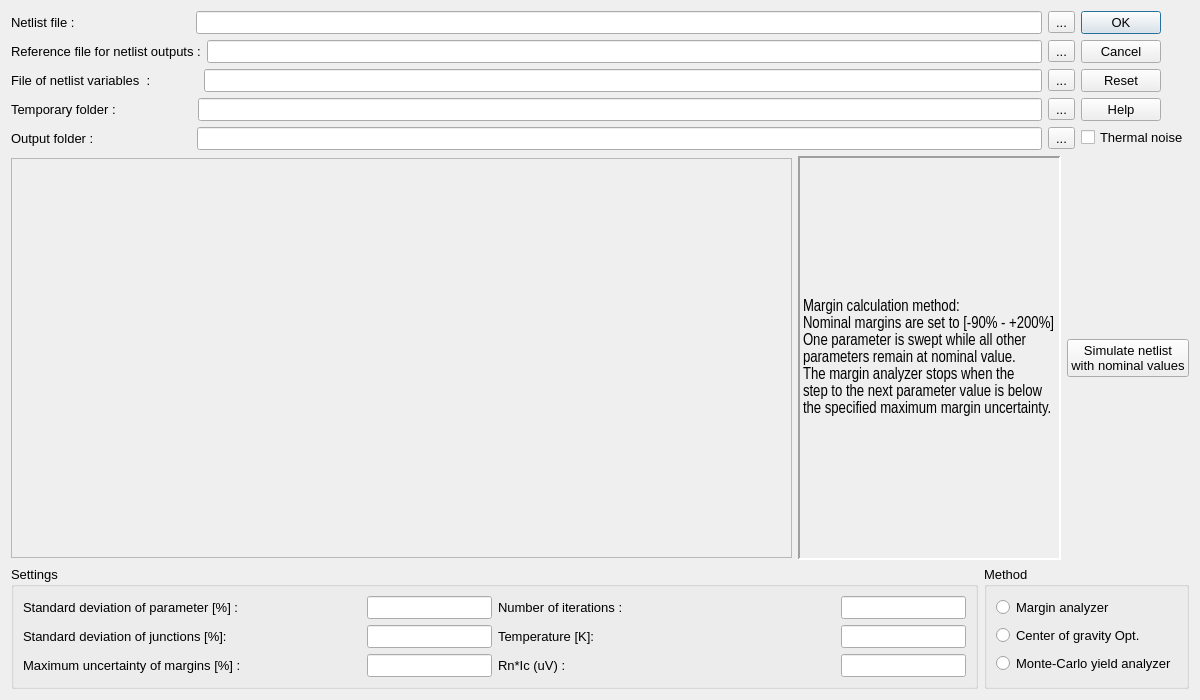
Old version of the form autooptim.ui in the repository SasanRazm/JOINUS.
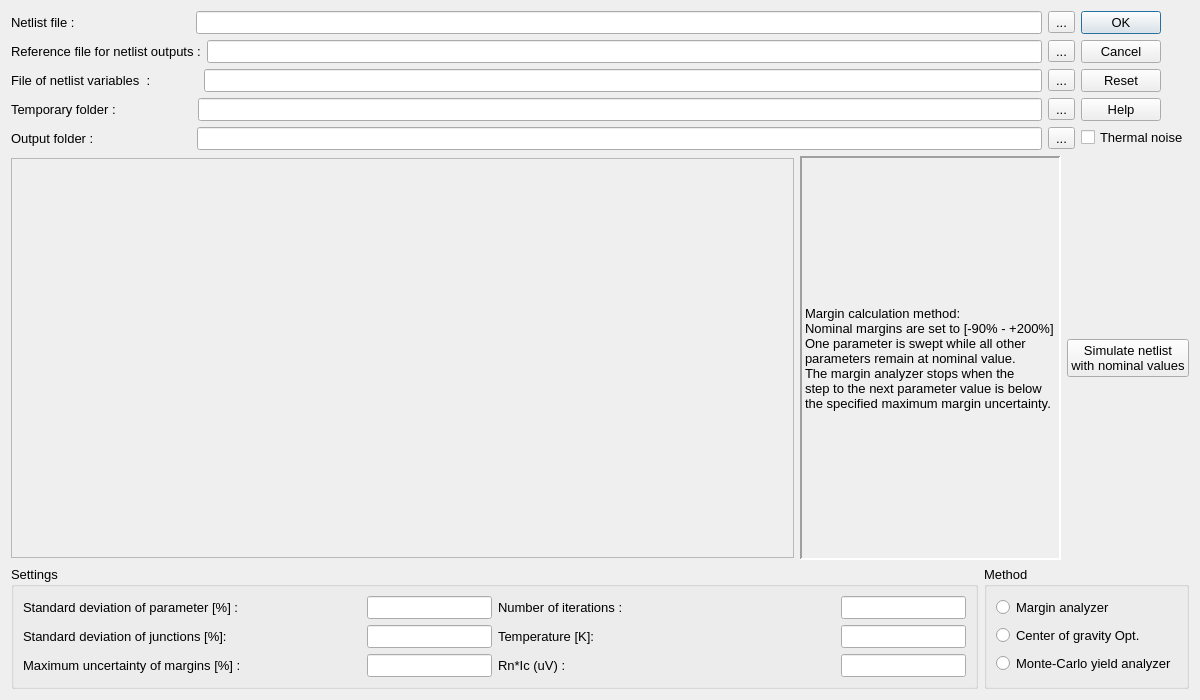
New version of the form. Icons and pictures are not drawn.

What changed in the file:
```diff
--- a/autooptim.ui
+++ b/autooptim.ui
@@ -262,8 +262,8 @@
        </property>
        <property name="font">
         <font>
-         <family>Arial Narrow</family>
-         <pointsize>12</pointsize>
+         <family>Arial</family>
+         <pointsize>10</pointsize>
          <weight>50</weight>
          <bold>false</bold>
         </font>
```
Left out of the diff: 181 changed lines with no effect on the pictures.
